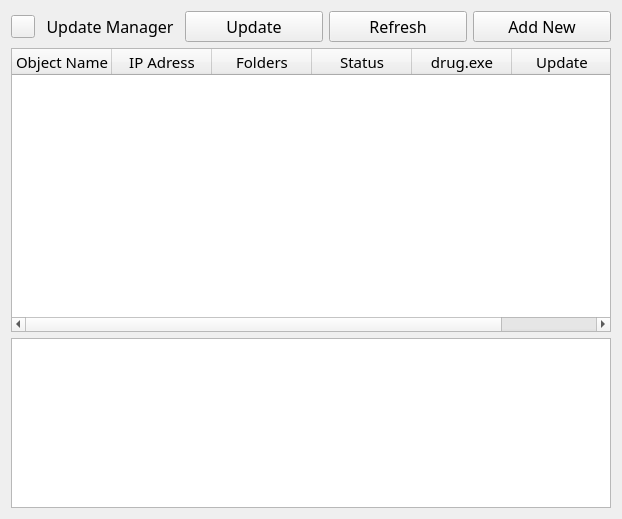
Above: lib/serverupdate.ui from Extervin/AUCTool before the change. Below: the same form after it.
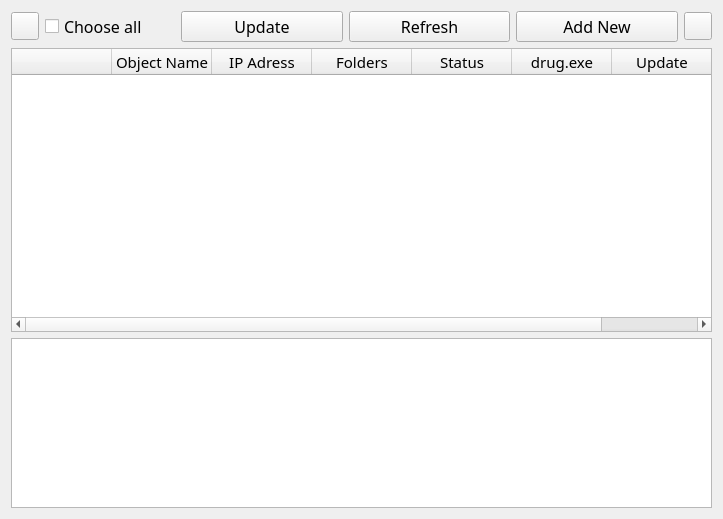
That is the form after the change. Icons and pictures are not drawn.

```diff
--- a/lib/serverupdate.ui
+++ b/lib/serverupdate.ui
@@ -6,7 +6,7 @@
    <rect>
     <x>0</x>
     <y>0</y>
-    <width>622</width>
+    <width>723</width>
     <height>519</height>
    </rect>
   </property>
@@ -14,6 +14,97 @@
    <string>Update Manager</string>
   </property>
   <layout class="QGridLayout" name="gridLayout">
+   <item row="0" column="0">
+    <widget class="QToolButton" name="loginButton">
+     <property name="enabled">
+      <bool>true</bool>
+     </property>
+     <property name="sizePolicy">
+      <sizepolicy hsizetype="Fixed" vsizetype="Fixed">
+       <horstretch>0</horstretch>
+       <verstretch>2</verstretch>
+      </sizepolicy>
+     </property>
+     <property name="minimumSize">
+      <size>
+       <width>28</width>
+       <height>28</height>
+      </size>
+     </property>
+     <property name="cursor">
+      <cursorShape>PointingHandCursor</cursorShape>
+     </property>
+     <property name="toolTip">
+      <string>&lt;html&gt;&lt;head/&gt;&lt;body&gt;&lt;p&gt;Import IP list&lt;/p&gt;&lt;/body&gt;&lt;/html&gt;</string>
+     </property>
+     <property name="whatsThis">
+      <string>&lt;html&gt;&lt;head/&gt;&lt;body&gt;&lt;p&gt;Go back&lt;/p&gt;&lt;/body&gt;&lt;/html&gt;</string>
+     </property>
+     <property name="inputMethodHints">
+      <set>Qt::ImhNone</set>
+     </property>
+     <property name="text">
+      <string/>
+     </property>
+     <property name="icon">
+      <iconset theme="edit-redo" resource="../icons.qrc">
+       <normaloff>:/themes/icon/icon/login.png</normaloff>:/themes/icon/icon/login.png</iconset>
+     </property>
+     <property name="iconSize">
+      <size>
+       <width>20</width>
+       <height>20</height>
+      </size>
+     </property>
+     <property name="autoRepeatInterval">
+      <number>100</number>
+     </property>
+    </widget>
+   </item>
+   <item row="0" column="5">
+    <widget class="QToolButton" name="toolButton">
+     <property name="sizePolicy">
+      <sizepolicy hsizetype="Fixed" vsizetype="Fixed">
+       <horstretch>0</horstretch>
+       <verstretch>2</verstretch>
+      </sizepolicy>
+     </property>
+     <property name="minimumSize">
+      <size>
+       <width>28</width>
+       <height>28</height>
+      </size>
+     </property>
+     <property name="cursor">
+      <cursorShape>PointingHandCursor</cursorShape>
+     </property>
+     <property name="toolTip">
+      <string>&lt;html&gt;&lt;head/&gt;&lt;body&gt;&lt;p&gt;Import IP list&lt;/p&gt;&lt;/body&gt;&lt;/html&gt;</string>
+     </property>
+     <property name="whatsThis">
+      <string>&lt;html&gt;&lt;head/&gt;&lt;body&gt;&lt;p&gt;Go back&lt;/p&gt;&lt;/body&gt;&lt;/html&gt;</string>
+     </property>
+     <property name="inputMethodHints">
+      <set>Qt::ImhNone</set>
+     </property>
+     <property name="text">
+      <string/>
+     </property>
+     <property name="icon">
+      <iconset resource="../icons.qrc">
+       <normaloff>:/themes/icon/icon/upload.png</normaloff>:/themes/icon/icon/upload.png</iconset>
+     </property>
+     <property name="iconSize">
+      <size>
+       <width>18</width>
+       <height>18</height>
+      </size>
+     </property>
+     <property name="autoRepeatInterval">
+      <number>100</number>
+     </property>
+    </widget>
+   </item>
    <item row="0" column="4">
     <widget class="QPushButton" name="addButton">
      <property name="font">
@@ -27,8 +118,32 @@
      </property>
     </widget>
    </item>
-   <item row="0" column="2">
-    <widget class="QPushButton" name="serverUpdateButton">
+   <item row="0" column="1">
+    <widget class="QCheckBox" name="chooseAll">
+     <property name="sizePolicy">
+      <sizepolicy hsizetype="Minimum" vsizetype="Minimum">
+       <horstretch>0</horstretch>
+       <verstretch>0</verstretch>
+      </sizepolicy>
+     </property>
+     <property name="minimumSize">
+      <size>
+       <width>130</width>
+       <height>0</height>
+      </size>
+     </property>
+     <property name="maximumSize">
+      <size>
+       <width>130</width>
+       <height>28</height>
+      </size>
+     </property>
+     <property name="baseSize">
+      <size>
+       <width>0</width>
+       <height>0</height>
+      </size>
+     </property>
      <property name="font">
       <font>
        <family>Microsoft YaHei</family>
@@ -36,7 +151,13 @@
       </font>
      </property>
      <property name="text">
-      <string>Update</string>
+      <string>Choose all</string>
+     </property>
+     <property name="iconSize">
+      <size>
+       <width>16</width>
+       <height>16</height>
+      </size>
      </property>
     </widget>
    </item>
@@ -53,55 +174,7 @@
      </property>
     </widget>
    </item>
-   <item row="0" column="1">
-    <widget class="QLabel" name="label">
-     <property name="font">
-      <font>
-       <family>Microsoft YaHei</family>
-       <pointsize>12</pointsize>
-      </font>
-     </property>
-     <property name="text">
-      <string>Update Manager</string>
-     </property>
-     <property name="alignment">
-      <set>Qt::AlignCenter</set>
-     </property>
-    </widget>
-   </item>
-   <item row="0" column="0">
-    <widget class="QToolButton" name="toolButton">
-     <property name="sizePolicy">
-      <sizepolicy hsizetype="Fixed" vsizetype="Fixed">
-       <horstretch>0</horstretch>
-       <verstretch>2</verstretch>
-      </sizepolicy>
-     </property>
-     <property name="whatsThis">
-      <string>&lt;html&gt;&lt;head/&gt;&lt;body&gt;&lt;p&gt;Go back&lt;/p&gt;&lt;/body&gt;&lt;/html&gt;</string>
-     </property>
-     <property name="inputMethodHints">
-      <set>Qt::ImhNone</set>
-     </property>
-     <property name="text">
-      <string/>
-     </property>
-     <property name="icon">
-      <iconset theme="edit-undo">
-       <normaloff>.</normaloff>.</iconset>
-     </property>
-     <property name="autoRepeatInterval">
-      <number>100</number>
-     </property>
-     <property name="toolButtonStyle">
-      <enum>Qt::ToolButtonFollowStyle</enum>
-     </property>
-     <property name="arrowType">
-      <enum>Qt::NoArrow</enum>
-     </property>
-    </widget>
-   </item>
-   <item row="6" column="0" colspan="5">
+   <item row="6" column="0" colspan="6">
     <layout class="QVBoxLayout" name="verticalLayout_2">
      <item>
       <widget class="QTableWidget" name="tableWidget">
@@ -117,6 +190,11 @@
          <pointsize>11</pointsize>
         </font>
        </property>
+       <column>
+        <property name="text">
+         <string/>
+        </property>
+       </column>
        <column>
         <property name="text">
          <string>Object Name</string>
@@ -167,6 +245,19 @@
      </item>
     </layout>
    </item>
+   <item row="0" column="2">
+    <widget class="QPushButton" name="serverUpdateButton">
+     <property name="font">
+      <font>
+       <family>Microsoft YaHei</family>
+       <pointsize>12</pointsize>
+      </font>
+     </property>
+     <property name="text">
+      <string>Update</string>
+     </property>
+    </widget>
+   </item>
   </layout>
  </widget>
  <resources/>
```
Left out of the diff: 4 changed lines with no effect on the pictures.
